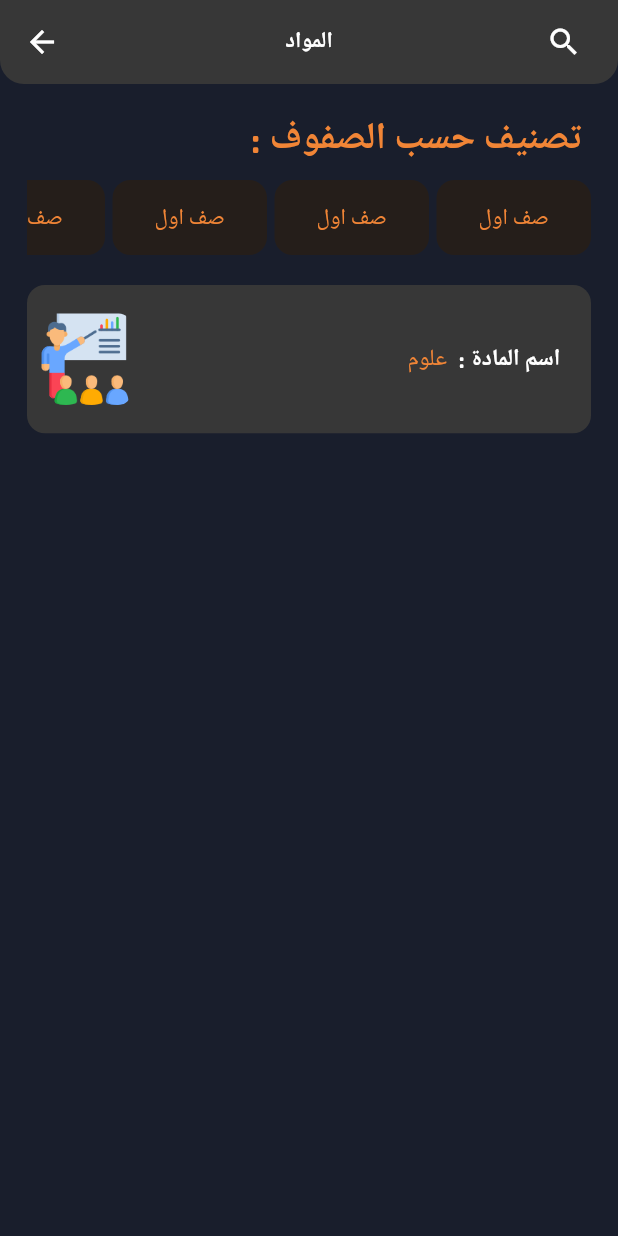
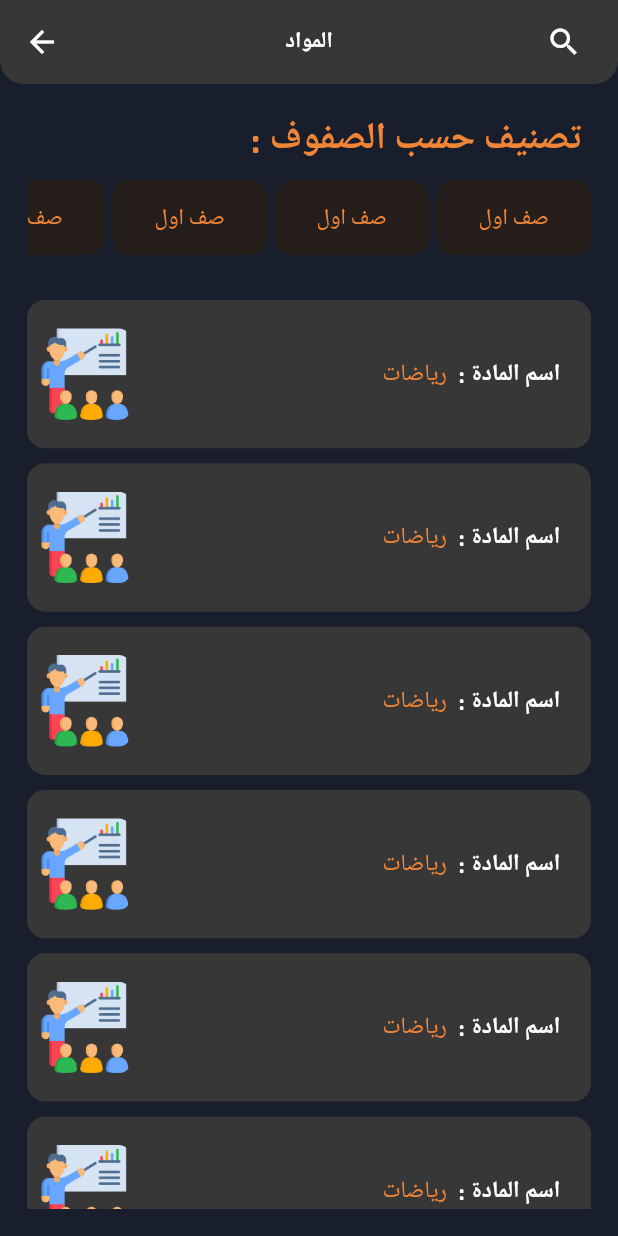
Before and after one commit to Taha12aas/quizapp, a Flutter app: the HomeView screen opened by its route, after a tap on "المواد", on a phone screen of 412 x 824 dp. Run offline on Flutter 3.47's test engine with Material 3 defaults, Android fonts, the phone set to English and light mode, and no system bars; missing offline and left inert: font_awesome_icon_class; project files that could hold a hidden picture were left out.

```diff
--- a/lib/Mobile/views/add_teacher_view.dart
+++ b/lib/Mobile/views/add_teacher_view.dart
@@ -14,11 +14,7 @@ class AddTeacherView extends StatelessWidget {
   @override
   Widget build(BuildContext context) {
     return Scaffold(
-      appBar: customAppBar(
-        'إضافة مدرس',
-        false,
-        () {},
-      ),
+      appBar: customAppBar('إضافة مدرس', false, context),
       body: Padding(
         padding: const EdgeInsets.symmetric(horizontal: 18),
         child: Column(
--- a/lib/Mobile/views/home_view.dart
+++ b/lib/Mobile/views/home_view.dart
@@ -24,7 +24,7 @@ class HomeView extends StatelessWidget {
             const Text(' :  أحدث النشاطات',
                 style: FontStyleApp.textStyleOrangeBold25),
             const SizedBox(height: 10),
-            TeacherCard(
+            TeacherCard(subject: 'رياضيات',teacherName: 'طه حوراني',
               onTap: () {
                 Navigator.pushNamed(context, TeacherSubjects.id);
               },
--- a/lib/Mobile/views/subjects_view.dart
+++ b/lib/Mobile/views/subjects_view.dart
@@ -1,7 +1,6 @@
 import 'package:flutter/material.dart';
-import 'package:quizapp/Mobile/views/search_view.dart';
 import 'package:quizapp/Mobile/widgets/teachers_view_and_subjects_view/list_view_buttin_class.dart';
-import 'package:quizapp/Mobile/widgets/teachers_view_and_subjects_view/card_subjects.dart';
+import 'package:quizapp/Mobile/widgets/teachers_view_and_subjects_view/list_view_card_subjects.dart';
 import 'package:quizapp/utils/custom_app_bar.dart';
 import 'package:quizapp/utils/font_style.dart';
 
@@ -11,29 +10,21 @@ class SubjectsView extends StatelessWidget {
   @override
   Widget build(BuildContext context) {
     return Scaffold(
-      appBar: customAppBar(
-        'المواد',
-        true,
-        () {
-          Navigator.pushNamed(context, SearchView.id);
-        },
-      ),
-      body: Padding(
-        padding: const EdgeInsets.all(18),
+      appBar: customAppBar('المواد', true, context),
+      body: const Padding(
+        padding: EdgeInsets.all(18),
         child: Column(
           crossAxisAlignment: CrossAxisAlignment.end,
           children: [
-            const Text(
+            Text(
               ' : تصنيف حسب الصفوف ',
               style: FontStyleApp.textStyleOrangeBold25,
             ),
-            const ListViewButtonClass(),
-            const SizedBox(
+            ListViewButtonClass(),
+            SizedBox(
               height: 20,
             ),
-            CardSubjects(
-              onTap: () {},
-            )
+            Expanded(child: ListViewCardSubjects())
           ],
         ),
       ),
--- a/lib/Mobile/widgets/home_view/teacher_card.dart
+++ b/lib/Mobile/widgets/home_view/teacher_card.dart
@@ -4,8 +4,15 @@ import 'package:quizapp/utils/font_style.dart';
 import 'package:quizapp/utils/responsive_text.dart';
 
 class TeacherCard extends StatelessWidget {
-  const TeacherCard({super.key, required this.onTap});
+  const TeacherCard(
+      {super.key,
+      required this.onTap,
+      required this.teacherName,
+      required this.subject});
   final void Function()? onTap;
+
+  final String teacherName;
+  final String subject;
   @override
   Widget build(BuildContext context) {
     double screenWidth = MediaQuery.of(context).size.width;
@@ -41,7 +48,7 @@ class TeacherCard extends StatelessWidget {
                     mainAxisAlignment: MainAxisAlignment.end,
                     children: [
                       Text(
-                        'طه حوراني',
+                        teacherName,
                         style: FontStyleApp.textStyleOrange15
                             .copyWith(fontSize: getResponsiveText(context, 15)),
                       ),
@@ -60,7 +67,7 @@ class TeacherCard extends StatelessWidget {
                     mainAxisAlignment: MainAxisAlignment.end,
                     children: [
                       Text(
-                        'رياضيات',
+                        subject,
                         style: FontStyleApp.textStyleOrange15
                             .copyWith(fontSize: getResponsiveText(context, 15)),
                       ),
--- a/lib/Mobile/widgets/teachers_view_and_subjects_view/card_subjects.dart
+++ b/lib/Mobile/widgets/teachers_view_and_subjects_view/card_subjects.dart
@@ -4,8 +4,11 @@ import 'package:quizapp/utils/font_style.dart';
 import 'package:quizapp/utils/responsive_text.dart';
 
 class CardSubjects extends StatelessWidget {
-  const CardSubjects({super.key, required this.onTap});
+  const CardSubjects({super.key, required this.onTap, required this.subject, required this.teacherImag});
   final void Function() onTap;
+
+  final String subject;
+  final String teacherImag;
   @override
   Widget build(BuildContext context) {
     final double screenHeight = MediaQuery.of(context).size.height;
@@ -27,8 +30,8 @@ class CardSubjects extends StatelessWidget {
             SizedBox(width: screenWidth * 0.02),
             ClipRRect(
               borderRadius: BorderRadius.circular(8),
-              child: Image.asset(
-                'assets/images/Teachers.png',
+              child: Image.asset(teacherImag
+                ,
                 height: screenHeight * 0.074,
                 width: screenHeight * 0.074,
                 fit: BoxFit.cover,
@@ -40,7 +43,7 @@ class CardSubjects extends StatelessWidget {
                 crossAxisAlignment: CrossAxisAlignment.center,
                 children: [
                   Text(
-                    'علوم',
+                    subject,
                     style: FontStyleApp.textStyleOrange15.copyWith(
                       fontSize: getResponsiveText(context, 15),
                     ),
--- a/lib/Mobile/widgets/teachers_view_and_subjects_view/list_view_card_subjects.dart
+++ b/lib/Mobile/widgets/teachers_view_and_subjects_view/list_view_card_subjects.dart
@@ -1,4 +1,3 @@
-
 import 'package:flutter/material.dart';
 import 'package:quizapp/Mobile/widgets/teachers_view_and_subjects_view/card_subjects.dart';
 
@@ -10,10 +9,13 @@ class ListViewCardSubjects extends StatelessWidget {
   @override
   Widget build(BuildContext context) {
     return ListView.builder(
+      itemCount: 6,
       itemBuilder: (context, index) {
         return Padding(
           padding: const EdgeInsets.only(top: 10),
           child: CardSubjects(
+            subject: 'رياضات',
+            teacherImag: 'assets/images/Teachers.png',
             onTap: () {},
           ),
         );
--- a/lib/main.dart
+++ b/lib/main.dart
@@ -3,7 +3,6 @@ import 'package:quizapp/Mobile/views/add_teacher_view.dart';
 import 'package:quizapp/Mobile/views/home_view.dart';
 import 'package:quizapp/Mobile/views/log_in_view.dart';
 import 'package:quizapp/Mobile/views/register_view.dart';
-import 'package:quizapp/Mobile/views/search_view.dart';
 import 'package:quizapp/Mobile/views/subjects_view.dart';
 import 'package:quizapp/Mobile/views/teacher_subjects_view.dart';
 import 'package:quizapp/Mobile/views/teachers_view.dart';
@@ -27,7 +26,6 @@ class QuizApp extends StatelessWidget {
         SubjectsView.id: (context) => const SubjectsView(),
         TeacherSubjects.id: (context) => const TeacherSubjects(),
         TeachersView.id: (context) => const TeachersView(),
-        SearchView.id: (context) => const SearchView()
       },
       theme:
           ThemeData(scaffoldBackgroundColor: kBackGround, fontFamily: 'Exo2'),
--- a/lib/utils/font_style.dart
+++ b/lib/utils/font_style.dart
@@ -4,6 +4,8 @@ import 'package:quizapp/utils/constants.dart';
 class FontStyleApp {
   static const textStyleOrange15 = TextStyle(
       fontWeight: FontWeight.normal, fontSize: 15, color: kOrangeColor);
+      static const textStyleOrange18 = TextStyle(
+      fontWeight: FontWeight.normal, fontSize: 18, color: kOrangeColor);
   static const textStyleOrangeBold25 =
       TextStyle(fontWeight: FontWeight.bold, fontSize: 25, color: kOrangeColor);
   static const textStylewite15 =
```
Also changed, not shown: lib/Mobile/views/search_view.dart (deleted, +0 -20 lines), lib/Mobile/views/teacher_subjects_view.dart (+5 -4 lines), lib/Mobile/views/teachers_view.dart (+3 -4 lines), lib/utils/custom_app_bar.dart (+92 -2 lines).
